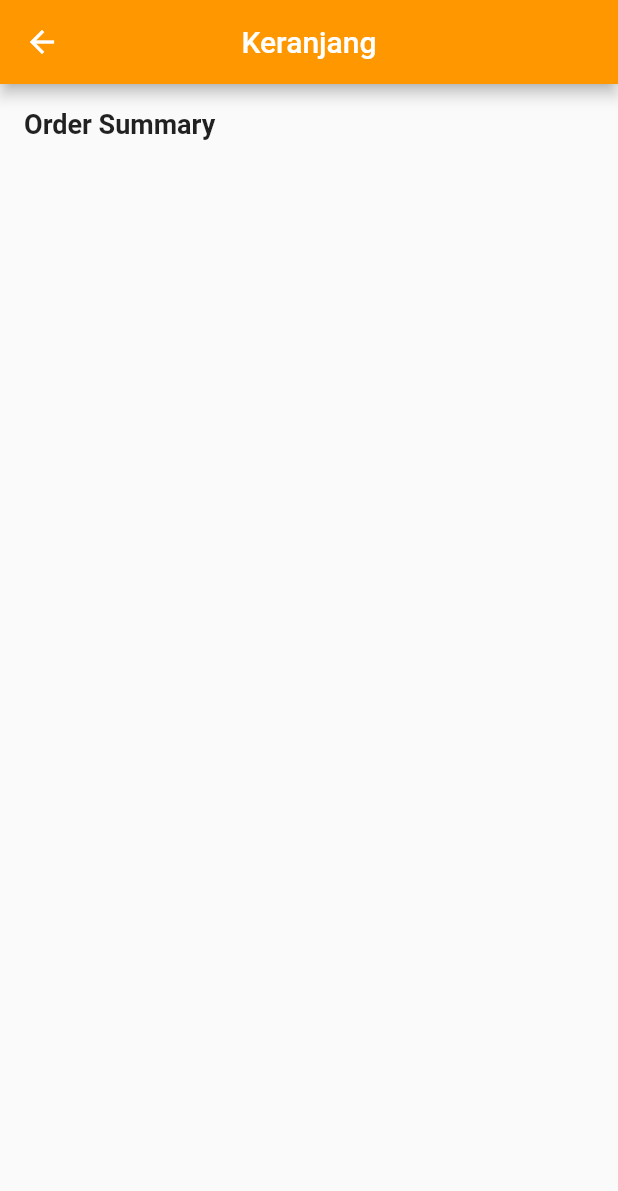
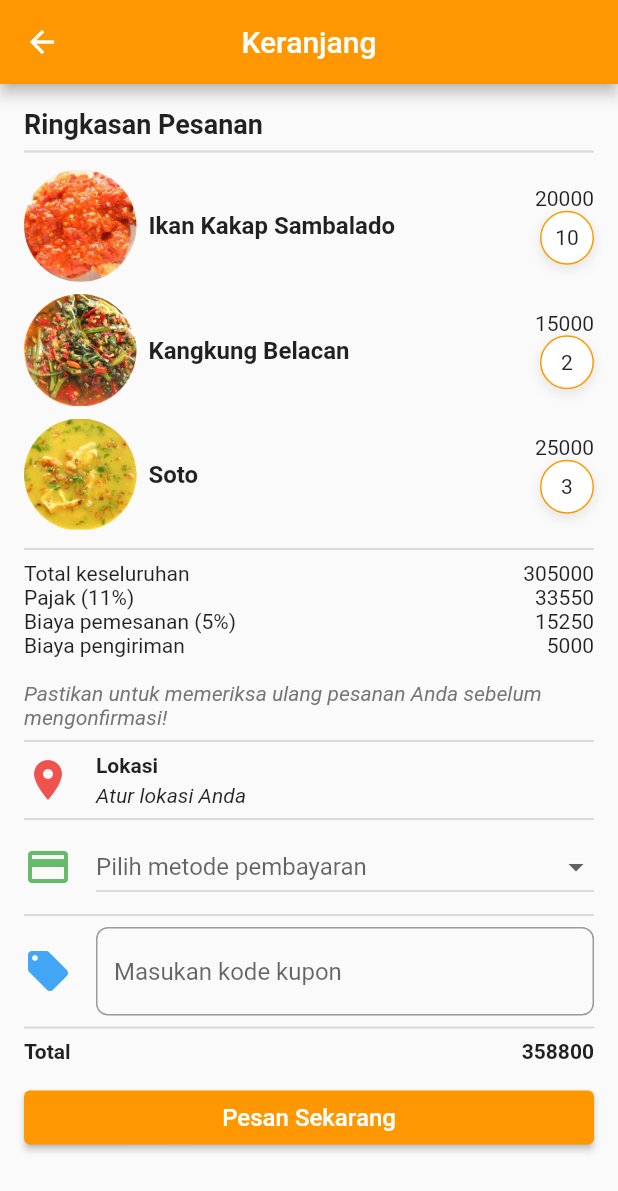
Before and after one commit to S69n250w/proyek-flutter-aplikasi-pesan-makanan, a Flutter app: the CheckoutScreen screen opened directly, on a phone screen of 412 x 824 dp. Shown: the top 1191 px of the screen. Run offline on Flutter 3.47's test engine with Material 2 defaults, Android fonts, the phone set to English and light mode, and no system bars.

Commit message:
Added new changes

```diff
--- a/lib/screen/components/food_card.dart
+++ b/lib/screen/components/food_card.dart
@@ -2,13 +2,18 @@ import 'package:flutter/material.dart';
 import 'package:aplikasi_sederhana/model/food.dart';
 
 class FoodCard extends StatelessWidget {
-  const FoodCard({super.key, required this.foodItem});
 
   final Food foodItem;
+  final VoidCallback onTap;
+
+  const FoodCard({super.key, required this.foodItem, required this.onTap});
 
   @override
   Widget build(BuildContext context) {
     return Card(
+      clipBehavior: Clip.antiAlias,
+      child: InkWell(
+        onTap: onTap,
         child: Column(
           children: [
             Image.asset(
@@ -37,6 +42,7 @@ class FoodCard extends StatelessWidget {
             )
           ],
         ),
+      ),
     );
   }
 }
--- a/lib/screen/views/checkout_screen.dart
+++ b/lib/screen/views/checkout_screen.dart
@@ -8,7 +8,6 @@ class CheckoutScreen extends StatefulWidget {
   State<CheckoutScreen> createState() => _CheckoutScreenState();
 }
 
-class _CheckoutScreenState extends State<CheckoutScreen> {
   final List<Food> cartItems = [
     Food(
       id: '1',
@@ -38,11 +37,13 @@ class _CheckoutScreenState extends State<CheckoutScreen> {
 
   String? selectedPayment;
 
+class _CheckoutScreenState extends State<CheckoutScreen> {
+
   double get subtotal =>
       cartItems.fold(0, (sum, item) => sum + item.price * item.qty);
   double get tax => subtotal * 0.11; // 11%
   double get adminFee => subtotal * 0.05; // 5%
-  double get shipmentFee => 5.0;
+  double get shipmentFee => 5000.0;
   double get total => subtotal + tax + adminFee + shipmentFee;
 
   @override
@@ -62,335 +63,254 @@ class _CheckoutScreenState extends State<CheckoutScreen> {
         padding: const EdgeInsets.all(16.0),
         child: Column(
           children: [
-            _buildSectionTitle("Order Summary"),
+            _buildSectionTitle("Ringkasan Pesanan"),
+            const Divider(thickness: 1.5),
+            _buildCartList(),
+            const Divider(thickness: 1.5),
+            _buildPriceRow("Total keseluruhan", subtotal.toInt()),
+            _buildPriceRow("Pajak (11%)", tax.toInt()),
+            _buildPriceRow("Biaya pemesanan (5%)", adminFee.toInt()),
+            _buildPriceRow("Biaya pengiriman", shipmentFee.toInt()),
+            const SizedBox(height: 16),
+            _buildNotice("Pastikan untuk memeriksa ulang pesanan Anda sebelum mengonfirmasi!"),
+            const Divider(thickness: 1.5),
+            _buildLocationRow(),
+            const Divider(thickness: 1.5),
+            _buildPaymentRow(),
+            const Divider(thickness: 1.5),
+            _buildCouponRow(),
+            const Divider(thickness: 1.5),
+            _buildPriceRow("Total", total.toInt(), isBold: true),
+            const SizedBox(height: 12),
+            SizedBox(
+              width: double.infinity,
+              child: ElevatedButton(
+                style: const ButtonStyle(
+                  backgroundColor: MaterialStatePropertyAll(Colors.orange),
+                ),
+                onPressed: () {
+
+              },
+              child: const Text(
+                "Pesan Sekarang",
+                style: TextStyle(color: Colors.white, fontSize: 16),
+              )),
+            )
           ],
         ),
       ),
     );
-    // return Scaffold(
-    //   appBar: AppBar(
-    //     backgroundColor: Colors.orange,
-    //     title: const Text(
-    //       "Keranjang",
-    //       style: TextStyle(
-    //         color: Colors.white
-    //       ),
-    //     ),
-    //     centerTitle: true,
-    //     // leading: IconButton(onPressed: () {
+  }
 
-    //     // },
-    //     // icon: Icon(Icons.arrow_back_ios_new))
-    //   ),
-    //   body: Column(
-    //     crossAxisAlignment: CrossAxisAlignment.start,
-    //     children: [
-    //       const Padding(
-    //         padding: EdgeInsets.only(left: 16.0, top: 14.0, bottom: 8.0),
-    //         child: Text(
-    //           "Ringkasan Pesanan",
-    //           style: TextStyle(
-    //             fontSize: 19,
-    //             fontWeight: FontWeight.w500
-    //           ),
-    //         ),
-    //       ),
+  Widget _buildSectionTitle(String title) {
+    return SizedBox(
+      width: double.infinity,
+      child: Text(
+        title,
+        style: const TextStyle(
+          fontSize: 18,
+          fontWeight: FontWeight.bold
+        ),
+      ),
+    );
+  }
 
-    //       const Divider(thickness: 1.5),
+  Widget _buildCartList() {
+    return ListView.builder(
+      shrinkWrap: true,
+      physics: const NeverScrollableScrollPhysics(),
+      itemCount: cartItems.length,
+      itemBuilder: (context, index) {
+        final item = cartItems[index];
+        return Padding(
+          padding: const EdgeInsets.symmetric(vertical: 4.0),
+          child: Row(
+            children: [
+              ClipOval(
+                child: Image.asset(
+                  item.imageUrl,
+                  height: 75,
+                  width: 75,
+                  fit: BoxFit.cover,
+                ),
+              ),
 
-    //       const SizedBox(height: 12),
+              const SizedBox(width: 8.0),
 
-    //       Row(
-    //         crossAxisAlignment: CrossAxisAlignment.start,
-    //         children: [
-    //           Padding(
-    //             padding: const EdgeInsets.only(left: 16.0),
-    //             child: Column(
-    //               children: [
-    //                 Image.asset(
-    //                   'assets/img/kangkung_belacan.jpg',
-    //                   height: 60,
-    //                   width: 60,
-    //                   fit: BoxFit.cover,
-    //                 ),
-    //               ],
-    //             ),
-    //           ),
-    //           const Padding(
-    //             padding: EdgeInsets.only(left: 16.0),
-    //             child: Text(
-    //               "Kangkung Belacan",
-    //               style: TextStyle(
-    //                 fontSize: 17,
-    //                 fontWeight: FontWeight.bold,
-    //               ),
-    //             ),
-    //           ),
+              Expanded(
+                child: Text(
+                  item.name,
+                  style: const TextStyle(
+                    fontSize: 16,
+                    fontWeight: FontWeight.bold
+                  ),
+                )
+              ),
+              Column(
+                crossAxisAlignment: CrossAxisAlignment.end,
+                children: [
+                  Text(item.price.toString()),
+                  Container(
+                    alignment: Alignment.center,
+                    decoration: BoxDecoration(
+                      color: Colors.white,
+                      borderRadius: BorderRadius.circular(99.0),
+                      border: Border.all(color: Colors.orange, width: 1.0),
+                      boxShadow: [
+                        BoxShadow(
+                          color: Colors.grey.withOpacity(0.2),
+                          spreadRadius: 1,
+                          blurRadius: 5,
+                          offset: const Offset(0, 3)
+                        )
+                      ]
+                    ),
+                    width: 36,
+                    height: 36,
+                    child: Text("${item.qty}"),
+                  )
+                ],
+              )
+            ],
+          ),
+        );
+      }
+    );
+  }
 
-    //           const Spacer(),
+  Widget _buildPriceRow(String label, int value, {bool isBold = false}) {
+    return Row(
+      mainAxisAlignment: MainAxisAlignment.spaceBetween,
+      children: [
+        Text(
+          label,
+          style: TextStyle(
+            fontWeight: isBold ? FontWeight.bold : FontWeight.normal
+          ),
+        ),
+        Text(
+          value.toString(),
+          style: TextStyle(
+            fontWeight: isBold ? FontWeight.bold : FontWeight.normal
+          ),
+        )
+      ],
+    );
+  }
 
-    //           Column(
-    //             mainAxisAlignment: MainAxisAlignment.end,
-    //             children: [
-    //               const Padding(
-    //                 padding: EdgeInsets.only(right: 16.0),
-    //                 child: Text(
-    //                   "15.000",
-    //                   style: TextStyle(
-    //                     fontSize: 15,
-    //                   ),
-    //                 ),
-    //               ),
-    //               Padding(
-    //                 padding: const EdgeInsets.all(10.0),
-    //                 child: Container(
-    //                   child: Text(
-    //                     "1",
-    //                     style: TextStyle(
-    //                       fontSize: 12,
-    //                       fontWeight: FontWeight.w500
-    //                     ),
-    //                   ),
-    //                   width: 30,
-    //                   height: 30,
-    //                   alignment: Alignment.center,
-    //                   decoration: BoxDecoration(
-    //                     borderRadius: const BorderRadius.all(Radius.circular(99.0)),
-    //                     color: Colors.white,
-    //                     border: Border.all(
-    //                       width: 1,
-    //                       color: Colors.orange,
-    //                     ),
-    //                     boxShadow: const [
-    //                       BoxShadow(
-    //                         color: Color.fromARGB(57, 0, 0, 0),
-    //                         offset: Offset(0, 2),
-    //                         blurRadius: 5.0
-    //                       )
-    //                     ]
-    //                   ),
-    //                 ),
-    //               ),
-    //             ],
-    //           ),
-    //         ],
-    //       ),
-    //       Padding(
-    //         padding: EdgeInsets.all(8.0),
-    //         child: Row(
-    //           children: [
-    //             Padding(padding: EdgeInsets.only(left: 16.0)),
-    //             Text("Subtotal (Termasuk pajak)"),
+  Widget _buildNotice(String message) {
+    return SizedBox(
+      width: double.infinity,
+      child: Text(
+        message,
+        style: TextStyle(
+          color: Colors.grey[600], fontStyle: FontStyle.italic, fontSize: 14
+        ),
+      ),
+    );
+  }
 
-    //             Spacer(),
+  Widget _buildLocationRow() {
+    return Row(
+      children: [
+        Icon(
+          Icons.location_on,
+          color: Colors.red[400],
+          size: 32,
+        ),
+        const SizedBox(width: 16),
+        const Column(
+          crossAxisAlignment: CrossAxisAlignment.start,
+          children: [
+            Text(
+              "Lokasi",
+              style: TextStyle(fontWeight: FontWeight.bold),
+            ),
+            SizedBox(height: 4),
+            Text(
+              "Atur lokasi Anda",
+              style: TextStyle(fontStyle: FontStyle.italic),
+            )
+          ],
+        )
+      ],
+    );
+  }
 
-    //             Column(
-    //               crossAxisAlignment: CrossAxisAlignment.end,
-    //               children: [
-    //                 Padding(padding: EdgeInsets.only(right: 50.0)),
-    //                 Text("Rp15.000"),
-    //                 Text("Biaya pengiriman"),
-    //                 Text("10.000"),
-    //                 Text("Biaya pemesanan"),
-    //                 Text("1.000")
-    //               ],
-    //             ),
-    //           ],
-    //         ),
-    //       ),
+  Widget _buildPaymentRow() {
+    return Row(
+      children: [
+        Icon(
+          Icons.credit_card,
+          color: Colors.green[400],
+          size: 32,
+        ),
+        const SizedBox(width: 16),
+        Expanded(
+          child: DropdownButton<String>(
+            value: selectedPayment,
+            hint: const Text("Pilih metode pembayaran"),
+            isExpanded: true,
+            items: const [
+              DropdownMenuItem(
+                value: "credit_card",
+                child: Text(
+                  "Credit Card",
+                  style: TextStyle(fontSize: 16),
+                )
+              ),
+              DropdownMenuItem(
+                value: "cash",
+                child: Text(
+                  "Cash on Delivery",
+                  style: TextStyle(fontSize: 16),
+                )
+              ),
+              DropdownMenuItem(
+                value: "paypal",
+                child: Text(
+                  "Paypal",
+                  style: TextStyle(fontSize: 16),
+                )
+              )
+            ],
+            onChanged: (value) {
+              setState(() {
+                selectedPayment = value;
+              });
+            },
+          )
+        )
+      ],
+    );
+  }
 
-    //       const SizedBox(height: 12),
-
-    //       const Divider(thickness: 1.5),
-
-    //       const SizedBox(height: 5),
-
-    //       const Padding(
-    //         padding: EdgeInsets.only(left: 16.0),
-    //         child: Row(
-    //           children: [
-    //             Icon(
-    //               Icons.warning,
-    //               color: Colors.amber,
-    //             ),
-    //             Padding(padding: EdgeInsets.only(left: 8.0)),
-    //             Text("Periksa apakah lokasi pengiriman ini benar")
-    //           ],
-    //         ),
-    //       ),
-
-    //       const SizedBox(height: 5),
-
-    //       const Divider(thickness: 1.5),
-
-    //       const Padding(
-    //         padding: EdgeInsets.only(left: 16.0),
-    //         child: Row(
-    //           children: [
-    //             Icon(
-    //               Icons.location_on,
-    //               color: Colors.red,
-    //             ),
-    //             Padding(padding: EdgeInsets.only(left: 8.0)),
-    //             Column(
-    //               crossAxisAlignment: CrossAxisAlignment.start,
-    //               children: [
-    //                 Text(
-    //                   "Lokasi",
-    //                   style: TextStyle(
-    //                     fontWeight: FontWeight.bold
-    //                   ),
-    //                 ),
-    //                 Padding(padding: EdgeInsets.only(top: 3.0)),
-    //                 Text("Set lokasi")
-    //               ],
-    //             )
-    //           ],
-    //         ),
-    //       ),
-
-    //       const Divider(thickness: 1.5),
-
-    //       const SizedBox(height: 4),
-
-    //       const Padding(
-    //         padding: EdgeInsets.only(left: 16.0),
-    //         child: Column(
-    //           crossAxisAlignment: CrossAxisAlignment.start,
-    //           children: [
-    //             Text(
-    //               "Rincian Pembayaran",
-    //               style: TextStyle(
-    //                 fontWeight: FontWeight.w500
-    //               ),
-    //             ),
-    //             Padding(
-    //               padding: EdgeInsets.only(top: 5.0),
-    //               child: Row(
-    //                 children: [
-    //                   Icon(
-    //                     Icons.monetization_on,
-    //                     color: Colors.purple,
-    //                   ),
-    //                   Padding(padding: EdgeInsets.only(left: 10.0)),
-    //                   Column(
-    //                     children: [
-    //                       Text("Rp200000")
-    //                     ],
-    //                   )
-    //                 ],
-    //               ),
-    //             ),
-    //           ],
-    //         ),
-    //       ),
-
-    //       const Divider(thickness: 1.5),
-
-    //       const SizedBox(height: 4),
-
-    //       const Padding(
-    //         padding: EdgeInsets.only(left: 16.0),
-    //         child: Column(
-    //           crossAxisAlignment: CrossAxisAlignment.start,
-    //           children: [
-    //             Text(
-    //               "Penawaran",
-    //               style: TextStyle(
-    //                 fontWeight: FontWeight.w500
-    //               ),
-    //             ),
-    //             Padding(
-    //               padding: EdgeInsets.only(top: 8.0),
-    //               child: Row(
-    //                 children: [
-    //                   Icon(Icons.discount),
-    //                   Padding(padding: EdgeInsets.only(left: 10.0)),
-    //                   Text("Pilih kupon")
-    //                 ],
-    //               ),
-    //             ),
-    //           ],
-    //         ),
-    //       ),
-
-    //       const SizedBox(height: 4),
-
-    //       const Divider(thickness: 1.5),
-
-    //       const SizedBox(height: 30),
-
-    //       const Padding(
-    //         padding: EdgeInsets.only(left: 16.0),
-    //         child: Row(
-    //           mainAxisAlignment: MainAxisAlignment.spaceBetween,
-    //           children: [
-    //             Text(
-    //               "Total",
-    //               style: TextStyle(
-    //                 fontWeight: FontWeight.w500,
-    //                 fontSize: 17
-    //               ),
-    //             ),
-    //             Padding(
-    //               padding: EdgeInsets.only(right: 16.0),
-    //               child: Column(
-    //                 children: [
-    //                   Text(
-    //                     "Rp26000",
-    //                     style: TextStyle(
-    //                       fontSize: 20,
-    //                       fontWeight: FontWeight.bold
-    //                     ),
-    //                   )
-    //                 ],
-    //               ),
-    //             ),
-    //           ],
-    //         ),
-    //       ),
-
-    //       const SizedBox(height: 30),
-
-    //       Padding(
-    //         padding: const EdgeInsets.symmetric(horizontal: 16.0),
-    //         child: SizedBox(
-    //           width: double.infinity,
-    //           child: ElevatedButton(onPressed: () {
-
-    //           },
-    //           child: Text(
-    //             "Pesan Sekarang",
-    //             style: TextStyle(
-    //               color: Colors.white,
-    //               fontSize: 18
-    //             ),
-    //           ),
-    //           style: ElevatedButton.styleFrom(
-    //             backgroundColor: Colors.orange,
-    //             padding: const EdgeInsets.symmetric(vertical: 14.0),
-    //             // textStyle: const TextStyle(fontSize: 18)
-    //           ),
-    //           ),
-    //         ),
-    //       ),
-
-    //       const SizedBox(height: 30)
-    //     ],
-    //   ),
-    // );
+  Widget _buildCouponRow() {
+    return Row(
+      children: [
+        Icon(
+          Icons.local_offer,
+          color: Colors.blue[400],
+          size: 32,
+        ),
+        const SizedBox(width: 16),
+        Expanded(
+          child: TextField(
+            decoration: InputDecoration(
+              focusColor: Colors.orange,
+              focusedBorder: OutlineInputBorder(
+                borderRadius: BorderRadius.circular(8.0),
+                borderSide: const BorderSide(color: Colors.orange, width: 1),
+              ),
+              hintText: "Masukan kode kupon",
+              border: OutlineInputBorder(
+                borderRadius: BorderRadius.circular(8.0),
+                borderSide: const BorderSide(color: Colors.orange, width: 1),
+              ),
+            ),
+          ),
+        ),
+      ],
+    );
   }
 }
-
-Widget _buildSectionTitle(String title) {
-  return SizedBox(
-    width: double.infinity,
-    child: Text(
-      title,
-      style: const TextStyle(
-        fontSize: 18,
-        fontWeight: FontWeight.bold
-      ),
-    ),
-  );
-}
--- a/lib/screen/views/food_detail/food_detail_screen.dart
+++ b/lib/screen/views/food_detail/food_detail_screen.dart
@@ -33,10 +33,6 @@ class _FoodDetailScreenState extends State<FoodDetailScreen> {
           ),
         ),
         centerTitle: true,
-        // leading: IconButton(onPressed: () {
-
-        // },
-        // icon: Icon(Icons.arrow_back_ios_new)),
       ),
       body: SingleChildScrollView(
         child: Column(
```
Lines whose indentation alone changed are shown as unchanged.
